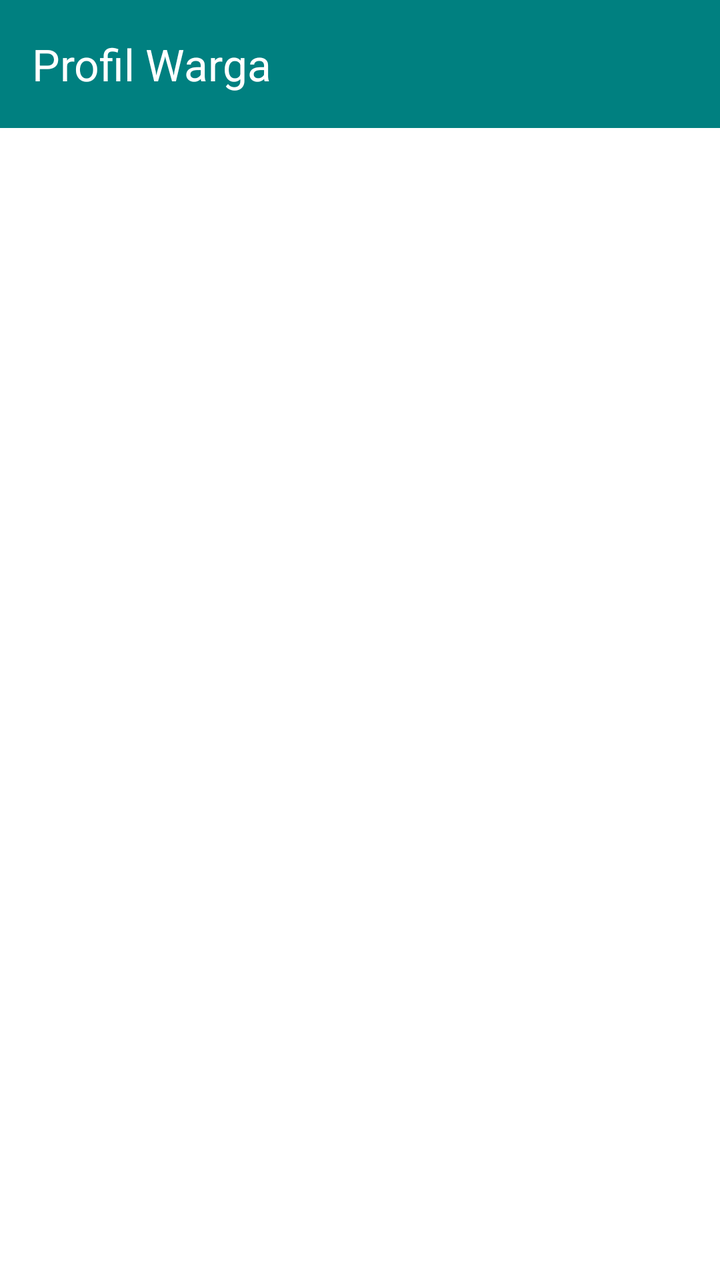
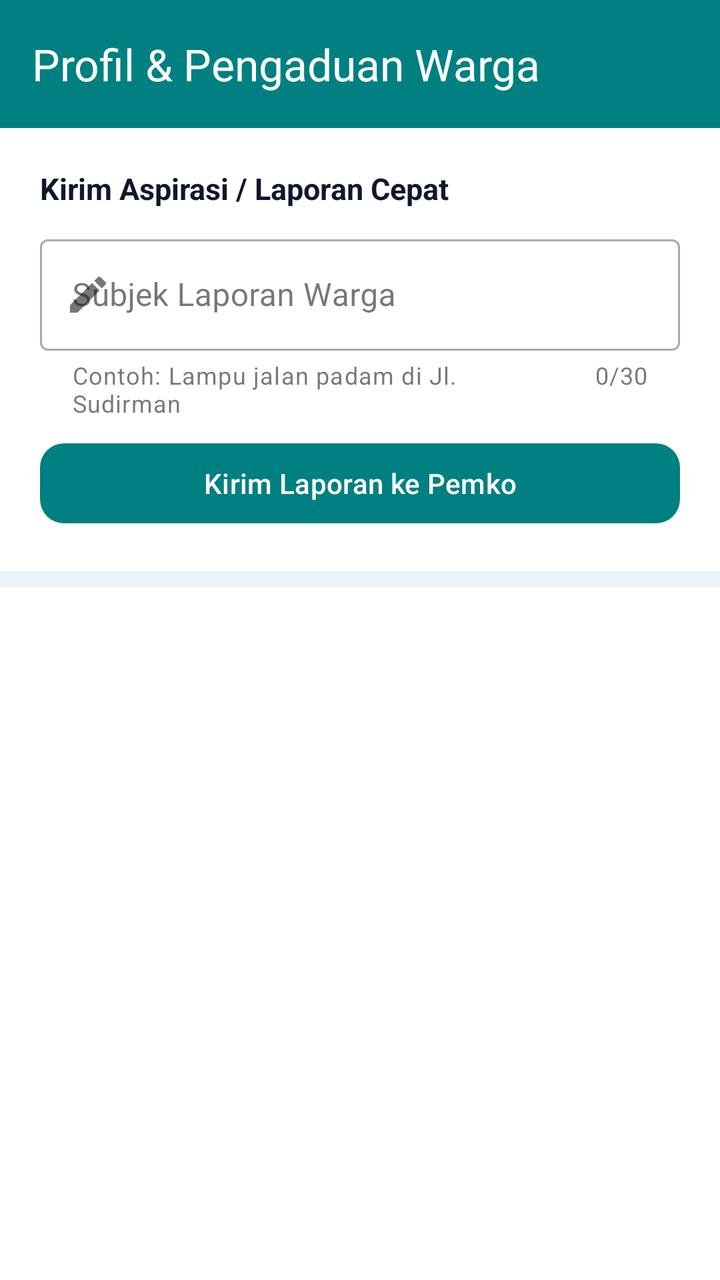

Compare the two renders of this Android layout. The source of the first and the diff that turns it into the second are given below.
<!-- AndroidManifest.xml: application theme Theme.Dzaki_3tia -->
<!-- res/layout/fragment_profil.xml -->
<?xml version="1.0" encoding="utf-8"?>
<androidx.coordinatorlayout.widget.CoordinatorLayout
    xmlns:android="http://schemas.android.com/apk/res/android"
    xmlns:app="http://schemas.android.com/apk/res-auto"
    android:layout_width="match_parent"
    android:layout_height="match_parent"
    android:background="#EAF4FA">

    <com.google.android.material.appbar.AppBarLayout
        android:id="@+id/appBarLayout"
        android:layout_width="match_parent"
        android:layout_height="wrap_content"
        android:theme="@style/ThemeOverlay.AppCompat.Dark.ActionBar">

        <androidx.appcompat.widget.Toolbar
            android:id="@+id/toolbar"
            android:layout_width="match_parent"
            android:layout_height="?attr/actionBarSize"
            android:background="#008080"
            app:layout_scrollFlags="scroll|enterAlways"
            app:title="Profil Warga"
            app:titleTextColor="@android:color/white" />
    </com.google.android.material.appbar.AppBarLayout>

    <ListView
        android:id="@+id/listViewProfil"
        android:layout_width="match_parent"
        android:layout_height="match_parent"
        android:background="#FFFFFF"
        app:layout_behavior="@string/appbar_scrolling_view_behavior" />

</androidx.coordinatorlayout.widget.CoordinatorLayout>
<!-- resources referenced by this layout -->
<resources>
  <style name="Theme.Dzaki_3tia" parent="Base.Theme.Dzaki_3tia" />
  <style name="Base.Theme.Dzaki_3tia" parent="Theme.Material3.DayNight.NoActionBar">
          
          
      </style>
</resources>

<!-- the commit's change to res/layout/fragment_profil.xml (unified diff, before → after) -->
@@ -4,7 +4,7 @@
     xmlns:app="http://schemas.android.com/apk/res-auto"
     android:layout_width="match_parent"
     android:layout_height="match_parent"
-    android:background="#EAF4FA">
+    android:background="@color/civika_bg">
 
     <com.google.android.material.appbar.AppBarLayout
         android:id="@+id/appBarLayout"
@@ -16,17 +16,71 @@
             android:id="@+id/toolbar"
             android:layout_width="match_parent"
             android:layout_height="?attr/actionBarSize"
-            android:background="#008080"
+            android:background="@color/civika_teal"
             app:layout_scrollFlags="scroll|enterAlways"
-            app:title="Profil Warga"
-            app:titleTextColor="@android:color/white" />
+            app:title="Profil &amp; Pengaduan Warga"
+            app:titleTextColor="@color/white" />
     </com.google.android.material.appbar.AppBarLayout>
 
-    <ListView
-        android:id="@+id/listViewProfil"
+    <LinearLayout
         android:layout_width="match_parent"
         android:layout_height="match_parent"
-        android:background="#FFFFFF"
-        app:layout_behavior="@string/appbar_scrolling_view_behavior" />
+        android:orientation="vertical"
+        app:layout_behavior="@string/appbar_scrolling_view_behavior">
 
+        
+        <LinearLayout
+            android:layout_width="match_parent"
+            android:layout_height="wrap_content"
+            android:background="@color/white"
+            android:orientation="vertical"
+            android:padding="20dp">
+
+            <TextView
+                android:layout_width="wrap_content"
+                android:layout_height="wrap_content"
+                android:text="Kirim Aspirasi / Laporan Cepat"
+                android:textColor="@color/civika_navy"
+                android:textSize="15sp"
+                android:textStyle="bold" />
+
+            <com.google.android.material.textfield.TextInputLayout
+                android:id="@+id/textInputLayout"
+                style="@style/Widget.MaterialComponents.TextInputLayout.OutlinedBox"
+                android:layout_width="match_parent"
+                android:layout_height="wrap_content"
+                android:layout_marginTop="10dp"
+                android:hint="Subjek Laporan Warga"
+                app:startIconDrawable="@drawable/ic_edit"
+                app:endIconMode="clear_text"
+                app:helperText="Contoh: Lampu jalan padam di Jl. Sudirman"
+                app:counterEnabled="true"
+                app:counterMaxLength="30">
+
+                <com.google.android.material.textfield.TextInputEditText
+                    android:id="@+id/etLaporan"
+                    android:layout_width="match_parent"
+                    android:layout_height="wrap_content"
+                    android:inputType="text" />
+            </com.google.android.material.textfield.TextInputLayout>
+
+            <com.google.android.material.button.MaterialButton
+                android:id="@+id/btnKirimLaporan"
+                android:layout_width="match_parent"
+                android:layout_height="wrap_content"
+                android:layout_marginTop="8dp"
+                android:text="Kirim Laporan ke Pemko"
+                app:backgroundTint="@color/civika_teal"
+                app:cornerRadius="12dp" />
+        </LinearLayout>
+
+        
+        <ListView
+            android:id="@+id/listViewProfil"
+            android:layout_width="match_parent"
+            android:layout_height="match_parent"
+            android:layout_marginTop="8dp"
+            android:background="@color/white" />
+
+    </LinearLayout>
 </androidx.coordinatorlayout.widget.CoordinatorLayout>
<!-- resource entries referenced after the edit -->
@@ -1,5 +1,15 @@
 <!-- resources referenced by this layout -->
 <resources>
+  <color name="civika_bg">#EAF4FA</color>
+  <color name="civika_navy">#0F172A</color>
+  <color name="civika_teal">#008080</color>
+  <color name="white">#FFFFFFFF</color>
+  <!-- drawable ic_edit (drawable) -->
+  <vector xmlns:android="http://schemas.android.com/apk/res/android" android:height="24dp" android:tint="#000000" android:viewportHeight="24" android:viewportWidth="24" android:width="24dp">
+        
+      <path android:fillColor="@android:color/white" android:pathData="M3,17.25V21h3.75L17.81,9.94l-3.75,-3.75L3,17.25zM20.71,7.04c0.39,-0.39 0.39,-1.02 0,-1.41l-2.34,-2.34c-0.39,-0.39 -1.02,-0.39 -1.41,0l-1.83,1.83 3.75,3.75 1.83,-1.83z"/>
+      
+  </vector>
   <style name="Theme.Dzaki_3tia" parent="Base.Theme.Dzaki_3tia" />
   <style name="Base.Theme.Dzaki_3tia" parent="Theme.Material3.DayNight.NoActionBar">
           
